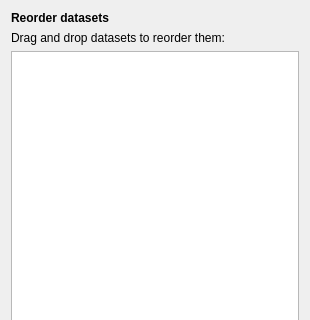
Qt form ufit/gui/reorder.ui (McStasMcXtrace/ufit) before a commit; both pictures show x 0 to 310 and y 0 to 320 of the 310 by 525 pixel window.
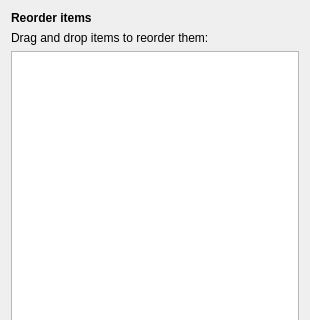
The same form after that commit.

Commit message: Update save version to 2. Allow different types of panels in the list of "datasets", now "items". Add mappings inline and save them in the session.

```diff
--- a/ufit/gui/reorder.ui
+++ b/ufit/gui/reorder.ui
@@ -23,14 +23,14 @@
       </font>
      </property>
      <property name="text">
-      <string>Reorder datasets</string>
+      <string>Reorder items</string>
      </property>
     </widget>
    </item>
    <item>
     <widget class="QLabel" name="label_2">
      <property name="text">
-      <string>Drag and drop datasets to reorder them:</string>
+      <string>Drag and drop items to reorder them:</string>
      </property>
     </widget>
    </item>
```
The commit also changes 9 other files.
